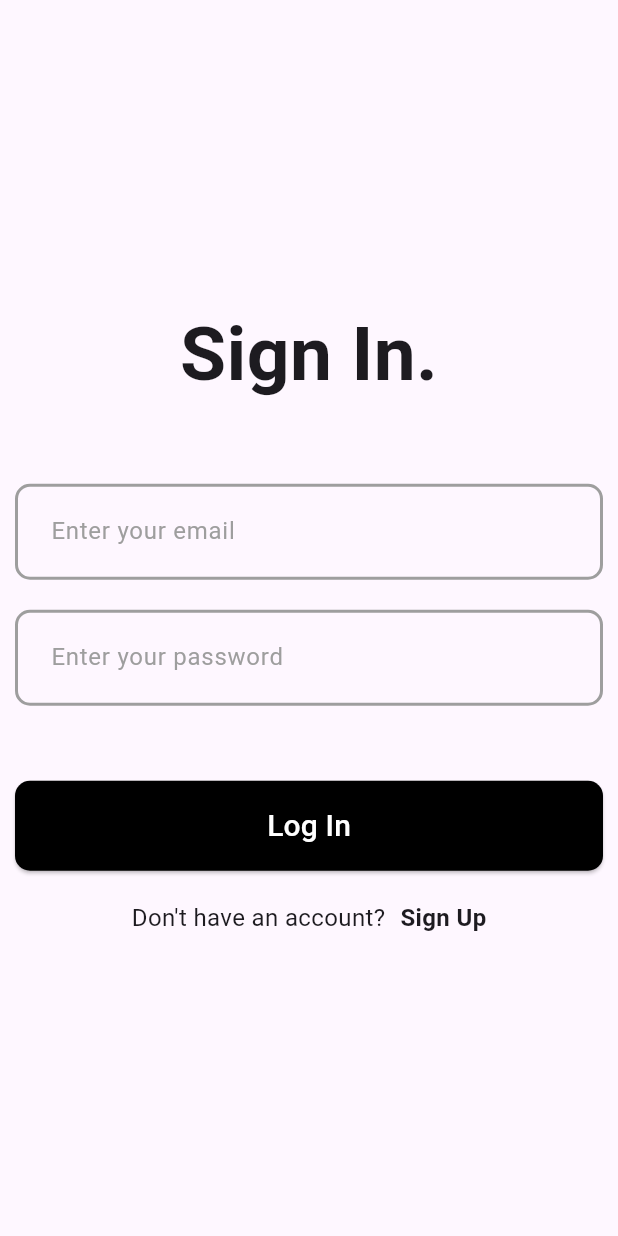
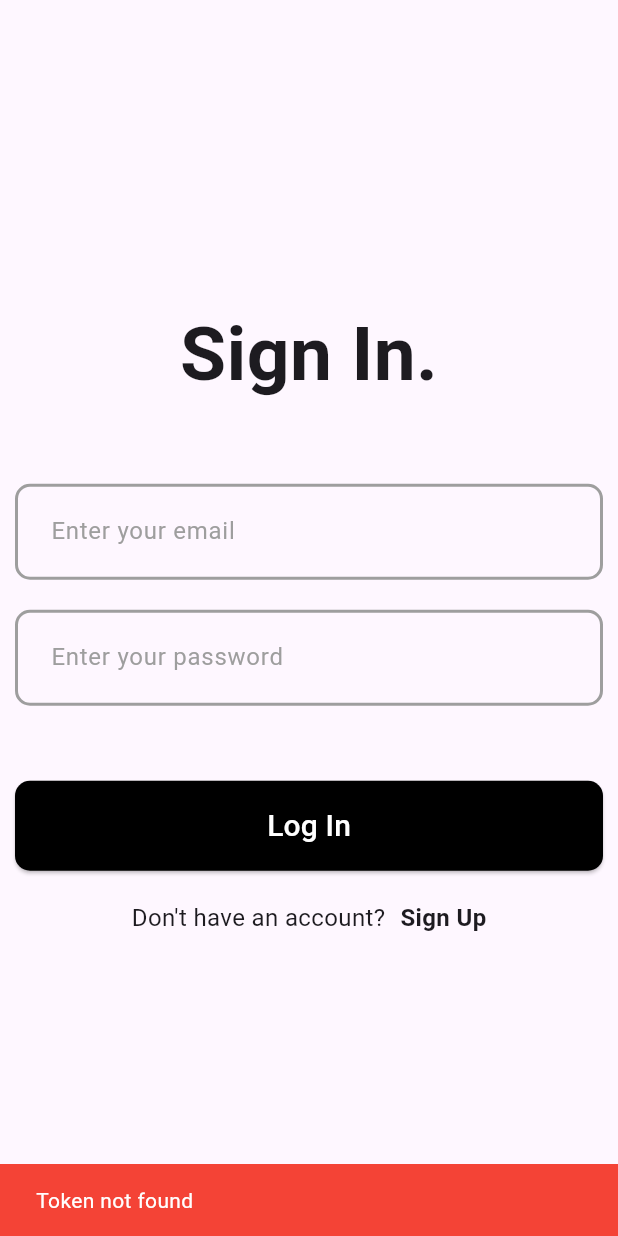
Before and after one commit to Chinokoo/task-flutter-frontend, a Flutter app: the first screen one second after launch, on a phone screen of 412 x 824 dp. Run offline on Flutter 3.47's test engine with Material 3 defaults, Android fonts, the phone set to English and light mode, and no system bars; our stand-ins replace flutter_bloc, flutter_dotenv, shared_preferences.

Commit message:
finish implementing auth feature

```diff
--- /dev/null
+++ b/lib/core/services/shared_preferences.dart
@@ -0,0 +1,15 @@
+import 'package:shared_preferences/shared_preferences.dart';
+
+class SharedPreferencesService {
+  //setting a token in shared preferences
+  Future<void> setToken(String token) async {
+    final preference = await SharedPreferences.getInstance();
+    preference.setString("x-auth-token", token);
+  }
+
+  //getting a token from shared preferences
+  Future<String?> getToken() async {
+    final preference = await SharedPreferences.getInstance();
+    return preference.getString("x-auth-token");
+  }
+}
--- a/lib/features/auth/cubit/auth_cubit.dart
+++ b/lib/features/auth/cubit/auth_cubit.dart
@@ -1,4 +1,5 @@
 import 'package:flutter_bloc/flutter_bloc.dart';
+import 'package:frontend/core/services/shared_preferences.dart';
 import 'package:frontend/features/auth/repository/auth_remote_repository.dart';
 import 'package:frontend/models/user_model.dart';
 
@@ -7,6 +8,20 @@ part 'auth_state.dart';
 class AuthCubit extends Cubit<AuthState> {
   AuthCubit() : super(AuthInitial());
   final authRemoteRepository = AuthRemoteRepository();
+  final sharedPreferencesService = SharedPreferencesService();
+
+  void getUserData() async {
+    try {
+      emit(AuthLoading());
+      final userModel = await authRemoteRepository.getUserData();
+
+      emit(AuthLoggedIn(userModel));
+
+      return;
+    } catch (e) {
+      emit(AuthError(e.toString()));
+    }
+  }
 
   void signUp(
       {required String email,
@@ -28,6 +43,10 @@ class AuthCubit extends Cubit<AuthState> {
       final userModel =
           await authRemoteRepository.signIn(email: email, password: password);
 
+      if (userModel.token.isNotEmpty) {
+        await sharedPreferencesService.setToken(userModel.token);
+      }
+
       emit(AuthLoggedIn(userModel));
     } catch (e) {
       print(e.toString());
--- a/lib/features/auth/pages/signin_page.dart
+++ b/lib/features/auth/pages/signin_page.dart
@@ -4,6 +4,7 @@ import 'package:frontend/features/auth/cubit/auth_cubit.dart';
 import 'package:frontend/features/auth/pages/signup_page.dart';
 import 'package:frontend/features/auth/widgets/custom_auth_button.dart';
 import 'package:frontend/features/auth/widgets/custom_auth_text_field.dart';
+import 'package:frontend/features/home/pages/home.dart';
 
 class SigninPage extends StatefulWidget {
   static MaterialPageRoute route() =>
@@ -50,12 +51,8 @@ class _SigninPageState extends State<SigninPage> {
                   style: TextStyle(color: Colors.white),
                 )));
           } else if (state is AuthLoggedIn) {
-            ScaffoldMessenger.of(context).showSnackBar(SnackBar(
-                backgroundColor: Colors.green,
-                content: Text(
-                  "Logged in successfully!",
-                  style: TextStyle(color: Colors.white),
-                )));
+            Navigator.pushReplacement(
+                context, MaterialPageRoute(builder: (context) => HomePage()));
           }
         },
         builder: (context, state) {
--- a/lib/features/auth/repository/auth_remote_repository.dart
+++ b/lib/features/auth/repository/auth_remote_repository.dart
@@ -1,10 +1,12 @@
 import 'dart:convert';
 
 import 'package:frontend/core/constants/constants.dart';
+import 'package:frontend/core/services/shared_preferences.dart';
 import 'package:frontend/models/user_model.dart';
 import 'package:http/http.dart' as http;
 
 class AuthRemoteRepository {
+  final sharedPreferencesService = SharedPreferencesService();
   //sign up function
   Future<UserModel> signUp({
     required String name,
@@ -52,4 +54,31 @@ class AuthRemoteRepository {
       throw e.toString();
     }
   }
+
+  Future<UserModel> getUserData() async {
+    try {
+      final token = await sharedPreferencesService.getToken();
+      if (token == null) {
+        throw "Token not found";
+      }
+
+      final res = await http.get(
+          Uri.parse('${Constants.backendUrl}/api/auth/check-auth'),
+          headers: {
+            "Content-type": "application/json",
+            "x-auth-token": token,
+          });
+      if (res.statusCode != 200) {
+        throw jsonDecode(res.body)["message"];
+      }
+      final jsonData = jsonDecode(res.body);
+      final user = jsonData["user"];
+
+      print(jsonData["user"]);
+      return UserModel.fromJson(jsonEncode(user));
+    } catch (e) {
+      print(e.toString());
+      throw e.toString();
+    }
+  }
 }
--- a/lib/main.dart
+++ b/lib/main.dart
@@ -3,23 +3,40 @@ import 'package:flutter_bloc/flutter_bloc.dart';
 import 'package:flutter_dotenv/flutter_dotenv.dart';
 import 'package:frontend/features/auth/cubit/auth_cubit.dart';
 import 'package:frontend/features/auth/pages/signin_page.dart';
+import 'package:frontend/features/home/pages/home.dart';
 
 void main() async {
   await dotenv.load(fileName: ".env");
-  runApp(const MainApp());
+  runApp(MultiBlocProvider(
+    providers: [BlocProvider(create: (_) => AuthCubit())],
+    child: const MainApp(),
+  ));
 }
 
-class MainApp extends StatelessWidget {
+class MainApp extends StatefulWidget {
   const MainApp({super.key});
 
   @override
+  State<MainApp> createState() => _MainAppState();
+}
+
+class _MainAppState extends State<MainApp> {
+  @override
+  void initState() {
+    super.initState();
+    context.read<AuthCubit>().getUserData();
+  }
+
+  @override
   Widget build(BuildContext context) {
-    return MultiBlocProvider(
-      providers: [BlocProvider(create: (_) => AuthCubit())],
-      child: const MaterialApp(
-        debugShowCheckedModeBanner: false,
-        home: SigninPage(),
-      ),
+    return MaterialApp(
+      debugShowCheckedModeBanner: false,
+      home: BlocBuilder<AuthCubit, AuthState>(builder: (context, state) {
+        if (state is AuthLoggedIn) {
+          return HomePage();
+        }
+        return const SigninPage();
+      }),
     );
   }
 }
--- a/pubspec.yaml
+++ b/pubspec.yaml
@@ -12,7 +12,9 @@ dependencies:
   flutter_bloc: ^8.1.6
   flutter_dotenv: ^5.2.1
   http: ^1.2.2
+  path: ^1.9.0
   shared_preferences: ^2.3.4
+  sqflite: ^2.4.1
 
 dev_dependencies:
   flutter_test:
```
Also changed, not shown: lib/features/home/pages/home.dart (added, +15 -0 lines), pubspec.lock, 1 other file.
